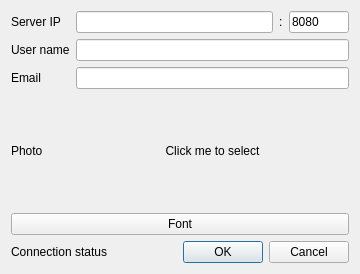
First picture: the form in OptionsDlg.ui, repository congchenutd/FAQsBrowser, before the edit.
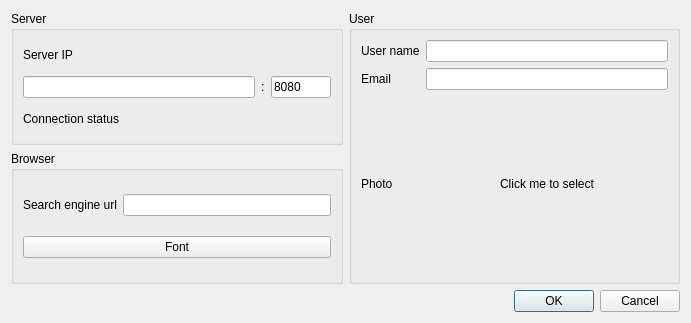
Second picture: the form after the edit. Custom widgets are drawn as their Qt base class.

What changed in the file:
```diff
--- a/OptionsDlg.ui
+++ b/OptionsDlg.ui
@@ -6,22 +6,28 @@
    <rect>
     <x>0</x>
     <y>0</y>
-    <width>360</width>
-    <height>274</height>
+    <width>691</width>
+    <height>323</height>
    </rect>
   </property>
   <property name="windowTitle">
    <string>Options</string>
   </property>
-  <layout class="QGridLayout" name="gridLayout">
+  <layout class="QGridLayout" name="gridLayout_3">
    <item row="0" column="0">
+    <widget class="QGroupBox" name="groupBox_2">
+     <property name="title">
+      <string>Server</string>
+     </property>
+     <layout class="QVBoxLayout" name="verticalLayout">
+      <item>
     <widget class="QLabel" name="label">
      <property name="text">
       <string>Server IP</string>
      </property>
     </widget>
    </item>
-   <item row="0" column="1" colspan="2">
+      <item>
     <layout class="QHBoxLayout" name="horizontalLayout">
      <item>
       <widget class="QLineEdit" name="leServerIP"/>
@@ -48,38 +54,26 @@
      </item>
     </layout>
    </item>
-   <item row="1" column="0">
-    <widget class="QLabel" name="label_2">
+      <item>
+       <widget class="QLabel" name="labelServerStatus">
      <property name="text">
-      <string>User name</string>
+         <string>Connection status</string>
      </property>
     </widget>
    </item>
-   <item row="1" column="1" colspan="2">
+     </layout>
+    </widget>
+   </item>
+   <item row="0" column="1" rowspan="2">
+    <widget class="QGroupBox" name="groupBox">
+     <property name="title">
+      <string>User</string>
+     </property>
+     <layout class="QGridLayout" name="gridLayout">
+      <item row="0" column="1">
     <widget class="QLineEdit" name="leUsername"/>
    </item>
-   <item row="2" column="0">
-    <widget class="QLabel" name="label_3">
-     <property name="text">
-      <string>Email</string>
-     </property>
-    </widget>
-   </item>
-   <item row="2" column="1" colspan="2">
-    <widget class="QLineEdit" name="leEmail">
-     <property name="text">
-      <string/>
-     </property>
-    </widget>
-   </item>
-   <item row="3" column="0">
-    <widget class="QLabel" name="label_4">
-     <property name="text">
-      <string>Photo</string>
-     </property>
-    </widget>
-   </item>
-   <item row="3" column="1" colspan="2">
+      <item row="2" column="1">
     <widget class="ImageLabel" name="labelImage">
      <property name="sizePolicy">
       <sizepolicy hsizetype="Preferred" vsizetype="Expanding">
@@ -95,21 +89,64 @@
      </property>
     </widget>
    </item>
-   <item row="4" column="0" colspan="3">
+      <item row="1" column="1">
+       <widget class="QLineEdit" name="leEmail">
+        <property name="text">
+         <string/>
+        </property>
+       </widget>
+      </item>
+      <item row="1" column="0">
+       <widget class="QLabel" name="label_3">
+        <property name="text">
+         <string>Email</string>
+        </property>
+       </widget>
+      </item>
+      <item row="0" column="0">
+       <widget class="QLabel" name="label_2">
+        <property name="text">
+         <string>User name</string>
+        </property>
+       </widget>
+      </item>
+      <item row="2" column="0">
+       <widget class="QLabel" name="label_4">
+        <property name="text">
+         <string>Photo</string>
+        </property>
+       </widget>
+      </item>
+     </layout>
+    </widget>
+   </item>
+   <item row="1" column="0">
+    <widget class="QGroupBox" name="groupBox_3">
+     <property name="title">
+      <string>Browser</string>
+     </property>
+     <layout class="QGridLayout" name="gridLayout_2">
+      <item row="0" column="0">
+       <widget class="QLabel" name="label_5">
+        <property name="text">
+         <string>Search engine url</string>
+        </property>
+       </widget>
+      </item>
+      <item row="0" column="1">
+       <widget class="QLineEdit" name="leSearchEngineUrl"/>
+      </item>
+      <item row="1" column="0" colspan="2">
     <widget class="QPushButton" name="btFont">
      <property name="text">
       <string>Font</string>
      </property>
     </widget>
    </item>
-   <item row="5" column="0" colspan="2">
-    <widget class="QLabel" name="labelServerStatus">
-     <property name="text">
-      <string>Connection status</string>
-     </property>
+     </layout>
     </widget>
    </item>
-   <item row="5" column="2">
+   <item row="2" column="1">
     <widget class="QDialogButtonBox" name="buttonBox">
      <property name="orientation">
       <enum>Qt::Horizontal</enum>
```
Lines whose indentation alone changed are shown as unchanged.
